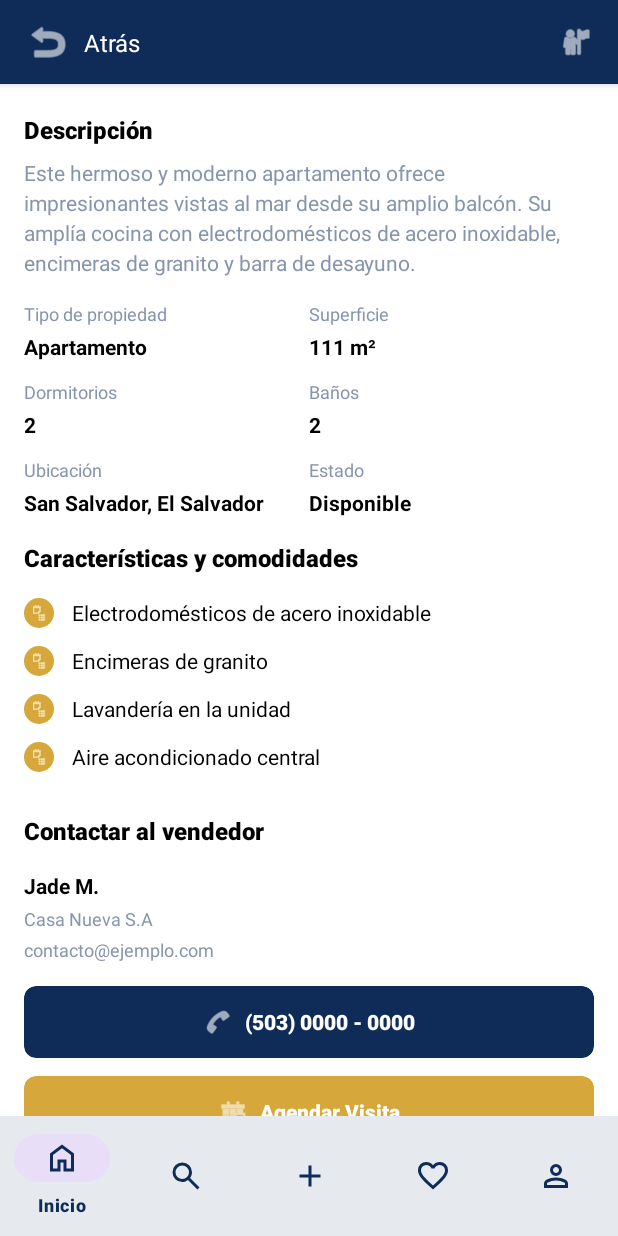
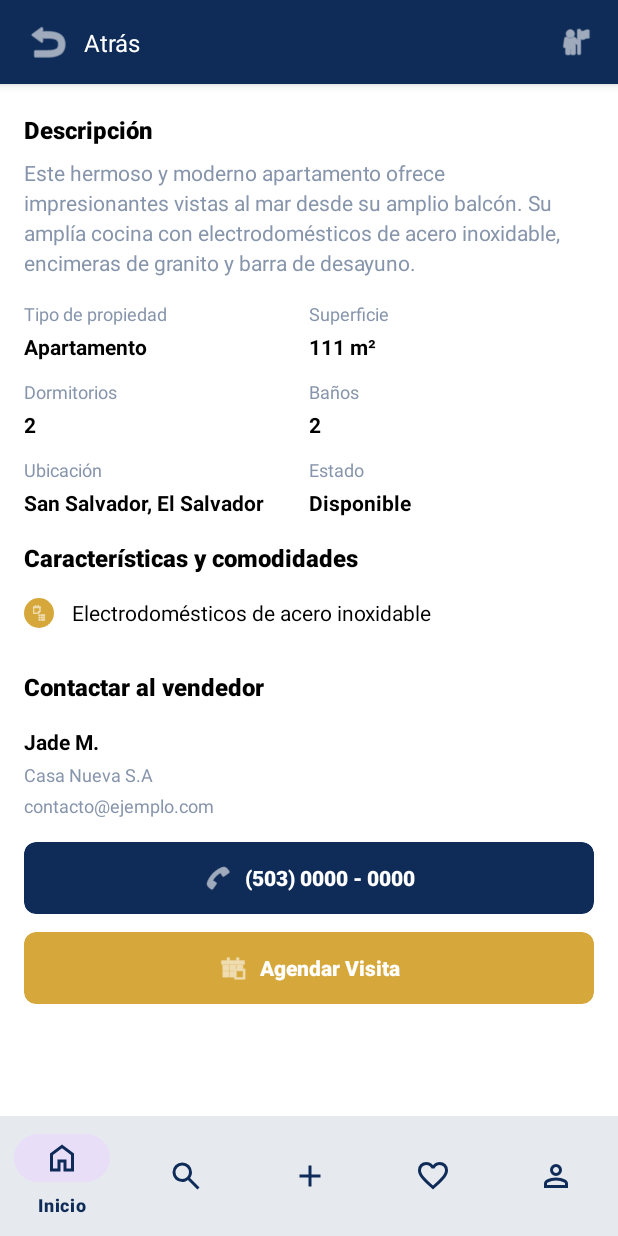
Before and after one commit to EdMendez00/ProyectoPDM2025GT2Grupo3VentadeBienesRaces, an Android app: the layout activity_detalle_propiedad.xml on its own in the app's theme, with its tools: preview values and no code run, scrolled down 481 dp, on a phone screen of 412 x 824 dp. Run offline under Robolectric (Android 15) with nearby library versions, the light colour scheme and no system bars.

Commit message:
Actualiza la sección de características en la pantalla de detalle de propiedad para mostrar dinámicamente las características o comodidades disponibles. #8

```diff
--- a/app/src/main/res/layout/activity_detalle_propiedad.xml
+++ b/app/src/main/res/layout/activity_detalle_propiedad.xml
@@ -554,7 +554,7 @@
                     android:layout_marginTop="16dp"
                     android:orientation="vertical">
 
-                    <!-- Electrodomésticos de acero inoxidable -->
+                    <!-- Caracteristicas y comodidades -->
                     <LinearLayout
                         android:layout_width="match_parent"
                         android:layout_height="wrap_content"
@@ -572,91 +572,11 @@
                             app:tint="@color/white" />
 
                         <TextView
+                            android:id="@+id/textCaracteristicas"
                             android:layout_width="match_parent"
                             android:layout_height="wrap_content"
                             android:layout_marginStart="12dp"
                             android:text="Electrodomésticos de acero inoxidable"
-                            android:textColor="@color/black"
-                            android:textSize="14sp" />
-
-                    </LinearLayout>
-
-                    <!-- Encimeras de granito -->
-                    <LinearLayout
-                        android:layout_width="match_parent"
-                        android:layout_height="wrap_content"
-                        android:layout_marginBottom="12dp"
-                        android:gravity="center_vertical"
-                        android:orientation="horizontal">
-
-                        <ImageView
-                            android:layout_width="20dp"
-                            android:layout_height="20dp"
-                            android:background="@drawable/rounded_green_background"
-                            android:contentDescription="@string/caracteristica"
-                            android:padding="4dp"
-                            android:src="@android:drawable/ic_menu_agenda"
-                            app:tint="@color/white" />
-
-                        <TextView
-                            android:layout_width="match_parent"
-                            android:layout_height="wrap_content"
-                            android:layout_marginStart="12dp"
-                            android:text="Encimeras de granito"
-                            android:textColor="@color/black"
-                            android:textSize="14sp" />
-
-                    </LinearLayout>
-
-                    <!-- Lavandería en la unidad -->
-                    <LinearLayout
-                        android:layout_width="match_parent"
-                        android:layout_height="wrap_content"
-                        android:layout_marginBottom="12dp"
-                        android:gravity="center_vertical"
-                        android:orientation="horizontal">
-
-                        <ImageView
-                            android:layout_width="20dp"
-                            android:layout_height="20dp"
-                            android:background="@drawable/rounded_green_background"
-                            android:contentDescription="@string/caracteristica"
-                            android:padding="4dp"
-                            android:src="@android:drawable/ic_menu_agenda"
-                            app:tint="@color/white" />
-
-                        <TextView
-                            android:layout_width="match_parent"
-                            android:layout_height="wrap_content"
-                            android:layout_marginStart="12dp"
-                            android:text="Lavandería en la unidad"
-                            android:textColor="@color/black"
-                            android:textSize="14sp" />
-
-                    </LinearLayout>
-
-                    <!-- Aire acondicionado central -->
-                    <LinearLayout
-                        android:layout_width="match_parent"
-                        android:layout_height="wrap_content"
-                        android:layout_marginBottom="12dp"
-                        android:gravity="center_vertical"
-                        android:orientation="horizontal">
-
-                        <ImageView
-                            android:layout_width="20dp"
-                            android:layout_height="20dp"
-                            android:background="@drawable/rounded_green_background"
-                            android:contentDescription="@string/caracteristica"
-                            android:padding="4dp"
-                            android:src="@android:drawable/ic_menu_agenda"
-                            app:tint="@color/white" />
-
-                        <TextView
-                            android:layout_width="match_parent"
-                            android:layout_height="wrap_content"
-                            android:layout_marginStart="12dp"
-                            android:text="Aire acondicionado central"
                             android:textColor="@color/black"
                             android:textSize="14sp" />
 
```
Also changed, not shown: app/src/main/java/com/example/proyectopdm2025_gt2_grupo3_ventadebienesraces/PropiedadDetalleActivity.kt (+11 -3 lines), app/src/main/res/layout/item_caracteristica.xml (added, +29 -0 lines).
